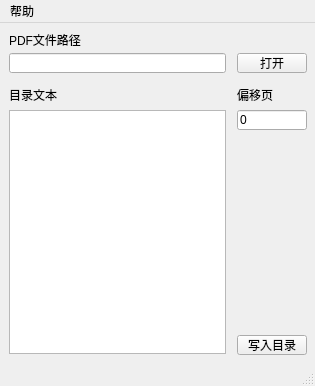
First picture: the form in gui/main.ui, repository chroming/pdfdir, before the edit.
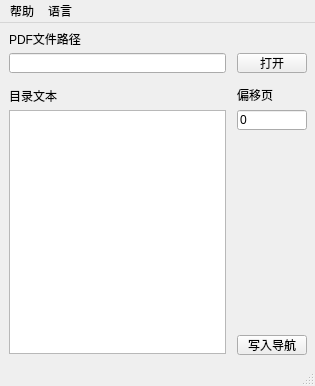
Second picture: the form after the edit.

What changed in the file:
```diff
--- a/gui/main.ui
+++ b/gui/main.ui
@@ -78,16 +78,16 @@
      </rect>
     </property>
     <property name="text">
-     <string>写入目录</string>
+     <string>写入导航</string>
     </property>
    </widget>
    <widget class="QLabel" name="label">
     <property name="geometry">
      <rect>
       <x>9</x>
-      <y>9</y>
-      <width>73</width>
-      <height>16</height>
+      <y>6</y>
+      <width>214</width>
+      <height>19</height>
      </rect>
     </property>
     <property name="text">
@@ -98,9 +98,9 @@
     <property name="geometry">
      <rect>
       <x>9</x>
-      <y>66</y>
-      <width>54</width>
-      <height>12</height>
+      <y>63</y>
+      <width>217</width>
+      <height>19</height>
      </rect>
     </property>
     <property name="text">
@@ -111,9 +111,9 @@
     <property name="geometry">
      <rect>
       <x>237</x>
-      <y>66</y>
+      <y>65</y>
       <width>54</width>
-      <height>12</height>
+      <height>13</height>
      </rect>
     </property>
     <property name="text">
@@ -164,7 +164,15 @@
     <addaction name="help_action"/>
     <addaction name="update_action"/>
    </widget>
+   <widget class="QMenu" name="menu">
+    <property name="title">
+     <string>语言</string>
+    </property>
+    <addaction name="english_action"/>
+    <addaction name="chinese_action"/>
+   </widget>
    <addaction name="help_menu"/>
+   <addaction name="menu"/>
   </widget>
   <action name="home_page_action">
    <property name="text">
```
Left out of the diff: 16 changed lines with no effect on the pictures.
